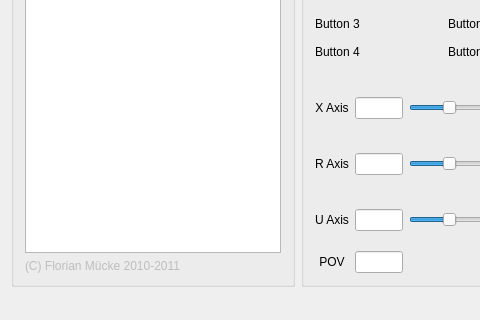
The window that GamepadDemo/GamepadDemo.ui (fmuecke/Ipponboard) describes before a commit, drawn with Qt 5; both pictures show x 0 to 480 and y 86 to 406 of the 684 by 406 pixel window.
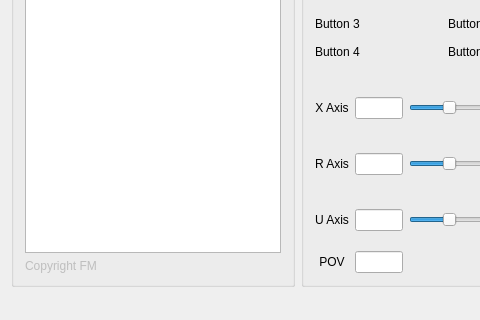
The same window after the commit. Custom widgets are drawn as their Qt base class.

Diff of the .ui file:
```diff
--- a/GamepadDemo/GamepadDemo.ui
+++ b/GamepadDemo/GamepadDemo.ui
@@ -77,7 +77,7 @@
           <bool>false</bool>
          </property>
          <property name="text">
-          <string>(C) Florian Mücke 2010-2011 </string>
+          <string notr="true">Copyright FM</string>
          </property>
         </widget>
        </item>
```
Left out of the diff: 2 changed lines with no effect on the pictures.
